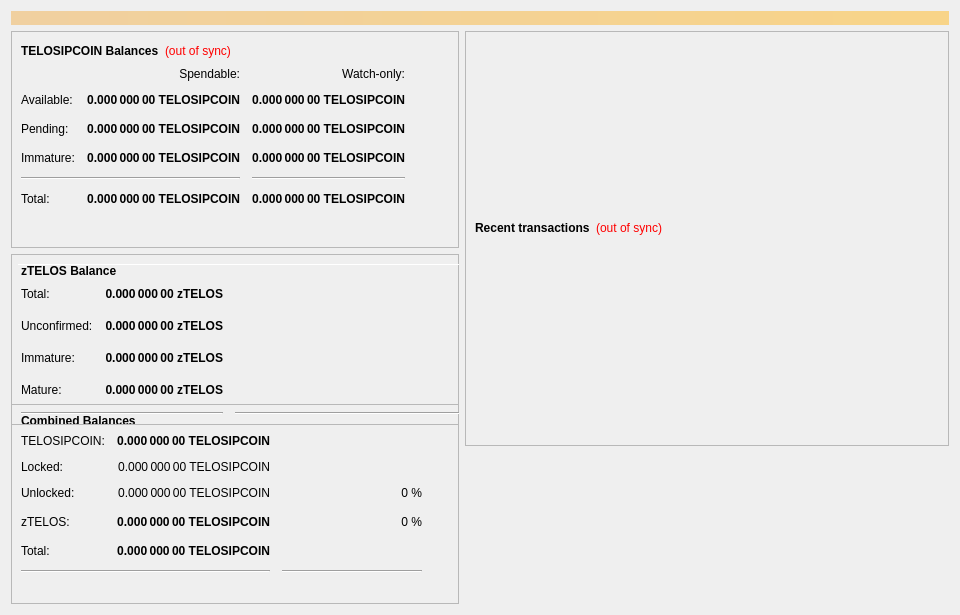
Old version of the form src/qt/forms/overviewpage.ui in the repository phoenixkonsole/transcendence.
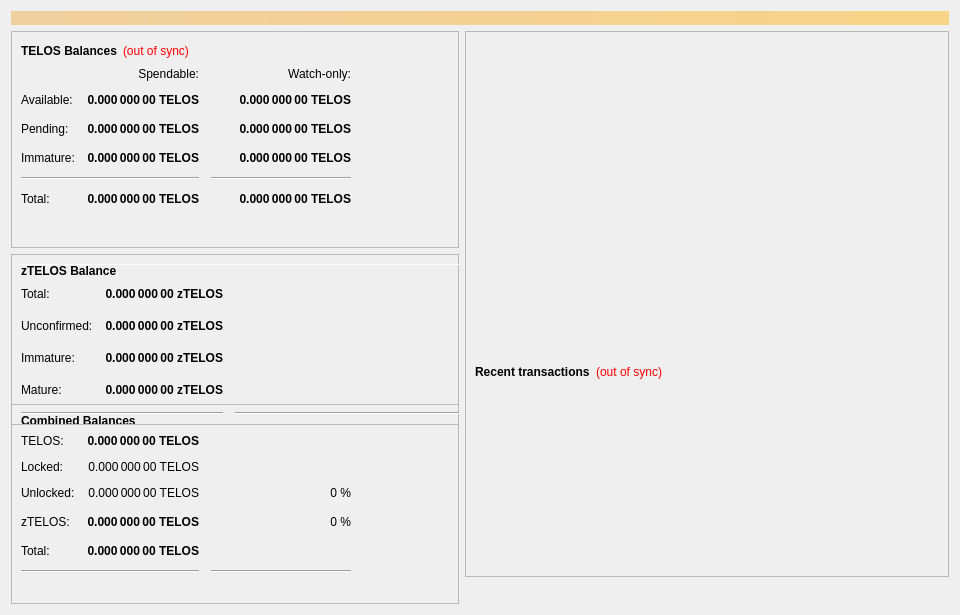
New version of the form.

What changed in the file:
```diff
--- a/src/qt/forms/overviewpage.ui
+++ b/src/qt/forms/overviewpage.ui
@@ -60,7 +60,7 @@
                </font>
               </property>
               <property name="text">
-               <string>TELOSIPCOIN Balances</string>
+               <string>TELOS Balances</string>
               </property>
              </widget>
             </item>
@@ -118,7 +118,7 @@
                <string>Unconfirmed transactions to watch-only addresses</string>
               </property>
               <property name="text">
-               <string notr="true">0.000 000 00 TELOSIPCOIN</string>
+               <string notr="true">0.000 000 00 TELOS</string>
               </property>
               <property name="alignment">
                <set>Qt::AlignRight|Qt::AlignTrailing|Qt::AlignVCenter</set>
@@ -143,7 +143,7 @@
                <string>Total of transactions that have yet to be confirmed, and do not yet count toward the spendable balance</string>
               </property>
               <property name="text">
-               <string notr="true">0.000 000 00 TELOSIPCOIN</string>
+               <string notr="true">0.000 000 00 TELOS</string>
               </property>
               <property name="alignment">
                <set>Qt::AlignRight|Qt::AlignTrailing|Qt::AlignVCenter</set>
@@ -168,7 +168,7 @@
                <string>Staked or masternode rewards in watch-only addresses that has not yet matured</string>
               </property>
               <property name="text">
-               <string notr="true">0.000 000 00 TELOSIPCOIN</string>
+               <string notr="true">0.000 000 00 TELOS</string>
               </property>
               <property name="alignment">
                <set>Qt::AlignRight|Qt::AlignTrailing|Qt::AlignVCenter</set>
@@ -226,7 +226,7 @@
                <string>Staked or masternode rewards that has not yet matured</string>
               </property>
               <property name="text">
-               <string notr="true">0.000 000 00 TELOSIPCOIN</string>
+               <string notr="true">0.000 000 00 TELOS</string>
               </property>
               <property name="alignment">
                <set>Qt::AlignRight|Qt::AlignTrailing|Qt::AlignVCenter</set>
@@ -271,7 +271,7 @@
                <string>Your current total balance</string>
               </property>
               <property name="text">
-               <string notr="true">0.000 000 00 TELOSIPCOIN</string>
+               <string notr="true">0.000 000 00 TELOS</string>
               </property>
               <property name="alignment">
                <set>Qt::AlignRight|Qt::AlignTrailing|Qt::AlignVCenter</set>
@@ -296,7 +296,7 @@
                <string>Current total balance in watch-only addresses</string>
               </property>
               <property name="text">
-               <string notr="true">0.000 000 00 TELOSIPCOIN</string>
+               <string notr="true">0.000 000 00 TELOS</string>
               </property>
               <property name="alignment">
                <set>Qt::AlignRight|Qt::AlignTrailing|Qt::AlignVCenter</set>
@@ -338,7 +338,7 @@
                <string>Your current spendable balance</string>
               </property>
               <property name="text">
-               <string notr="true">0.000 000 00 TELOSIPCOIN</string>
+               <string notr="true">0.000 000 00 TELOS</string>
               </property>
               <property name="alignment">
                <set>Qt::AlignRight|Qt::AlignTrailing|Qt::AlignVCenter</set>
@@ -363,7 +363,7 @@
                <string>Your current balance in watch-only addresses</string>
               </property>
               <property name="text">
-               <string notr="true">0.000 000 00 TELOSIPCOIN</string>
+               <string notr="true">0.000 000 00 TELOS</string>
               </property>
               <property name="alignment">
                <set>Qt::AlignRight|Qt::AlignTrailing|Qt::AlignVCenter</set>
@@ -963,7 +963,7 @@
                 <string>Total of transactions that have yet to be confirmed, and do not yet count toward the spendable balance</string>
                </property>
                <property name="text">
-                <string notr="true">0.000 000 00 TELOSIPCOIN</string>
+                <string notr="true">0.000 000 00 TELOS</string>
                </property>
                <property name="alignment">
                 <set>Qt::AlignRight|Qt::AlignTrailing|Qt::AlignVCenter</set>
@@ -988,7 +988,7 @@
                 <string>Total Balance, including unconfirmed and immature coins.</string>
                </property>
                <property name="text">
-                <string notr="true">0.000 000 00 TELOSIPCOIN</string>
+                <string notr="true">0.000 000 00 TELOS</string>
                </property>
                <property name="alignment">
                 <set>Qt::AlignRight|Qt::AlignTrailing|Qt::AlignVCenter</set>
@@ -1021,7 +1021,7 @@
              <item row="1" column="0">
               <widget class="QLabel" name="labelBalanceTextz">
                <property name="text">
-                <string>TELOSIPCOIN:</string>
+                <string>TELOS:</string>
                </property>
               </widget>
              </item>
@@ -1040,7 +1040,7 @@
                 <string>Your current spendable balance</string>
                </property>
                <property name="text">
-                <string notr="true">0.000 000 00 TELOSIPCOIN</string>
+                <string notr="true">0.000 000 00 TELOS</string>
                </property>
                <property name="alignment">
                 <set>Qt::AlignRight|Qt::AlignTrailing|Qt::AlignVCenter</set>
@@ -1090,7 +1090,7 @@
                 <string>Locked TELOSIPCOIN or Masternode collaterals. These are excluded from zTELOS minting.</string>
                </property>
                <property name="text">
-                <string>0.000 000 00 TELOSIPCOIN</string>
+                <string>0.000 000 00 TELOS</string>
                </property>
                <property name="alignment">
                 <set>Qt::AlignRight|Qt::AlignTrailing|Qt::AlignVCenter</set>
@@ -1123,7 +1123,7 @@
                 <string>Unlocked TELOSIPCOINs. These can be used for zTELOS minting.</string>
                </property>
                <property name="text">
-                <string>0.000 000 00 TELOSIPCOIN</string>
+                <string>0.000 000 00 TELOS</string>
                </property>
                <property name="alignment">
                 <set>Qt::AlignRight|Qt::AlignTrailing|Qt::AlignVCenter</set>
@@ -1447,13 +1447,13 @@
             <property name="minimumSize">
              <size>
               <width>464</width>
-              <height>96</height>
+              <height>240</height>
              </size>
             </property>
             <property name="maximumSize">
              <size>
               <width>16777215</width>
-              <height>96</height>
+              <height>240</height>
              </size>
             </property>
             <property name="alignment">
```
Left out of the diff: 10 changed lines with no effect on the pictures.
